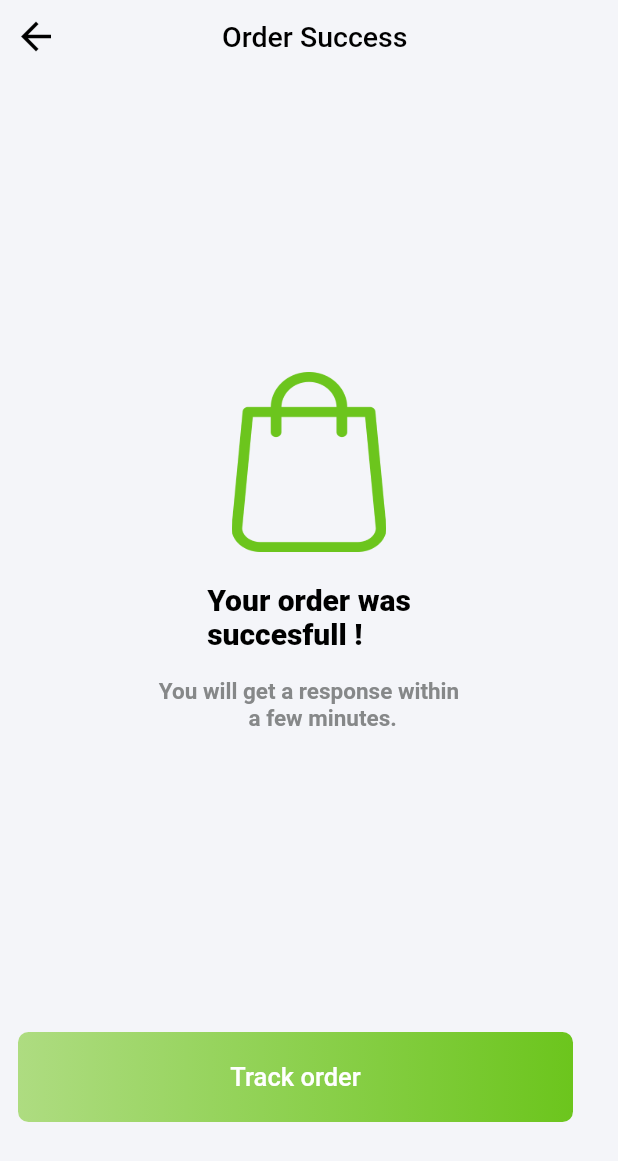
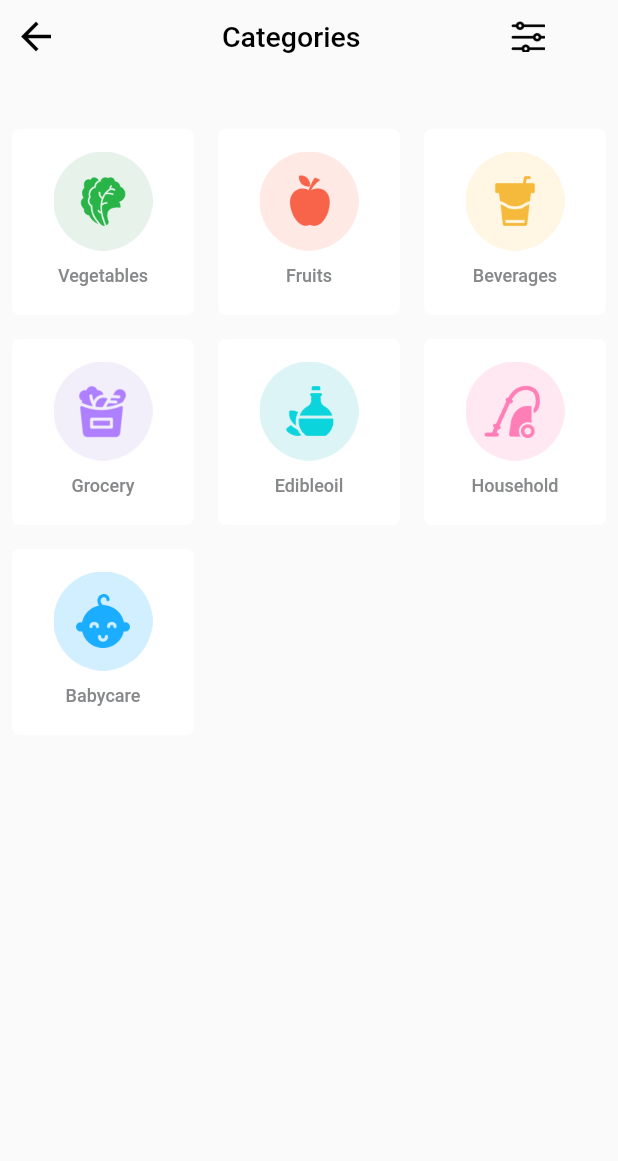
Before and after one commit to krushikapolra45/Big_cart, a Flutter app: the screen it shows after launch, on a phone screen of 412 x 824 dp. Shown: the top 1161 px of the screen. Run offline on Flutter 3.47's test engine with Material 2 defaults, Android fonts, the phone set to English and light mode, and no system bars.

Commit message:
screenchanges

```diff
--- /dev/null
+++ b/lib/big_cart/category_screen.dart
@@ -0,0 +1,150 @@
+import 'package:flutter/material.dart';
+
+import '../common/all_names.dart';
+
+class CategoryScreen extends StatefulWidget {
+  const CategoryScreen({Key? key}) : super(key: key);
+
+  @override
+  State<CategoryScreen> createState() => _CategoryScreenState();
+}
+
+class _CategoryScreenState extends State<CategoryScreen> {
+  Map mapdata = {
+    "text": "black color",
+  };
+
+  List<Map<String, dynamic>> arrayList = [
+    {
+      "itemname": "Vegetables",
+      "image": "assets/category_images/vegetables.png",
+    },
+    {
+      "itemname": "Fruits",
+      "image": "assets/category_images/fruits.png",
+    },
+    {
+      "itemname": "Beverages",
+      "image": "assets/category_images/beverages.png",
+    },
+    {
+      "itemname": "Grocery",
+      "image": "assets/category_images/grocery.png",
+    },
+    {
+      "itemname": "Edibleoil",
+      "image": "assets/category_images/edible_oil.png",
+    },
+    {
+      "itemname": "Household",
+      "image": "assets/category_images/household.png",
+    },
+    {
+      "itemname": "Babycare",
+      "image": "assets/category_images/babycare.png",
+    },
+  ];
+  List<Map<String, dynamic>> list = [
+    {
+      "itemname": "Vegetables",
+      "image": "assets/category_images/vegetables.png",
+    },
+    {
+      "itemname": "Fruits",
+      "image": "assets/category_images/fruits.png",
+    },
+    {
+      "itemname": "Beverages",
+      "image": "assets/category_images/beverages.png",
+    },
+    {
+      "itemname": "Grocery",
+      "image": "assets/category_images/grocery.png",
+    },
+    {
+      "itemname": "Edibleoil",
+      "image": "assets/category_images/edible_oil.png",
+    },
+    {
+      "itemname": "Household",
+      "image": "assets/category_images/household.png",
+    },
+    {
+      "itemname": "Babycare",
+      "image": "assets/category_images/babycare.png",
+    },
+  ];
+
+  @override
+  Widget build(BuildContext context) {
+    return Scaffold(
+      body: SafeArea(
+        child: Column(
+          children: [
+            Row(
+              children: [
+                const AllNames(
+                  name: "Categories",
+                ),
+                const SizedBox(width: 100),
+                Image.asset(
+                  "assets/category_images/filtter.png",
+                  height: 22.05,
+                  width: 23.09,
+                ),
+              ],
+            ),
+            const SizedBox(height: 30),
+            Expanded(
+              child: GridView.builder(
+                itemCount: 7,
+                gridDelegate: const SliverGridDelegateWithFixedCrossAxisCount(
+                  crossAxisCount: 3,
+                  mainAxisExtent: 140,
+                ),
+                itemBuilder: (context, index) => Container(
+                  decoration: BoxDecoration(
+                    color: arrayList[index]["color"],
+                  ),
+                  child: Padding(
+                    padding: const EdgeInsets.all(8.0),
+                    child: Container(
+                      height: 120,
+                      width: 120,
+                      decoration: BoxDecoration(
+                        borderRadius: BorderRadius.circular(5),
+                        color: const Color(0xFFFFFFFF),
+                      ),
+                      child: Padding(
+                        padding: const EdgeInsets.all(15),
+                        child: Column(
+                          crossAxisAlignment: CrossAxisAlignment.center,
+                          children: [
+                            Image.asset(
+                              arrayList[index]["image"],
+                              height: 66,
+                              width: 66,
+                            ),
+                            const SizedBox(height: 10),
+                            Text(
+                              arrayList[index]["itemname"],
+                              style: const TextStyle(
+                                color: Color(0xFF868889),
+                                fontSize: 12,
+                                fontWeight: FontWeight.w500,
+                              ),
+                            ),
+                          ],
+                        ),
+                      ),
+                    ),
+                  ),
+                ),
+              ),
+            ),
+          ],
+        ),
+      ),
+    );
+  }
+}
--- a/lib/main.dart
+++ b/lib/main.dart
@@ -1,6 +1,6 @@
 import 'package:flutter/material.dart';
 
-import 'big_cart/order_success.dart';
+import 'big_cart/category_screen.dart';
 
 void main() {
   runApp(const MyApp());
@@ -18,7 +18,7 @@ class MyApp extends StatelessWidget {
       theme: ThemeData(
         primarySwatch: Colors.blue,
       ),
-      home: const OrderSuccess(),
+      home: const CategoryScreen(),
     );
   }
 }
--- a/pubspec.yaml
+++ b/pubspec.yaml
@@ -45,6 +45,7 @@ flutter:
     - assets/tarck_images/
     - assets/images/free.png
     - assets/images/same.png
+    - assets/category_images/
   #   - images/a_dot_ham.jpeg
 
   # An image asset can refer to one or more resolution-specific "variants", see
```
Also changed, not shown: assets/category_images/babycare.png (added), assets/category_images/beverages.png (added), assets/category_images/edible_oil.png (added), assets/category_images/filtter.png (added), assets/category_images/fruits.png (added), assets/category_images/grocery.png (added), assets/category_images/household.png (added), assets/category_images/vegetables.png (added).
